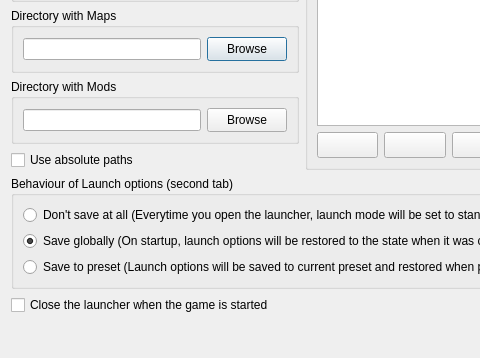
First picture: the form in Forms/SetupDialog.ui, repository Youda008/DoomRunner, before the edit; both pictures show x 0 to 480 and y 282 to 640 of the 603 by 640 pixel window.
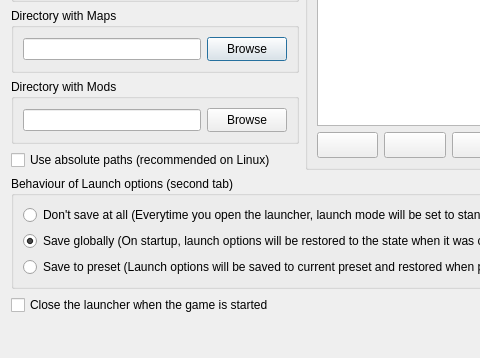
Second picture: the form after the edit. Icons and pictures are not drawn. Custom widgets are drawn as their Qt base class.

```diff
--- a/Forms/SetupDialog.ui
+++ b/Forms/SetupDialog.ui
@@ -212,7 +212,7 @@
        <item>
         <widget class="QCheckBox" name="absolutePathsChkBox">
          <property name="text">
-          <string>Use absolute paths</string>
+          <string>Use absolute paths (recommended on Linux)</string>
          </property>
         </widget>
        </item>
```
